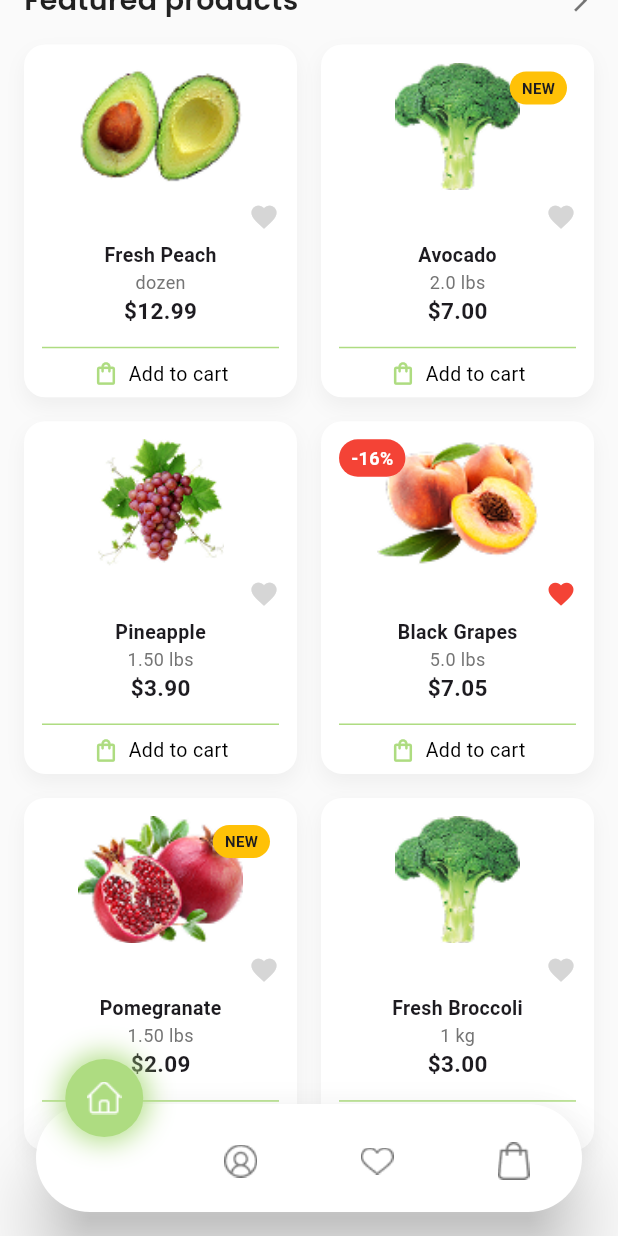
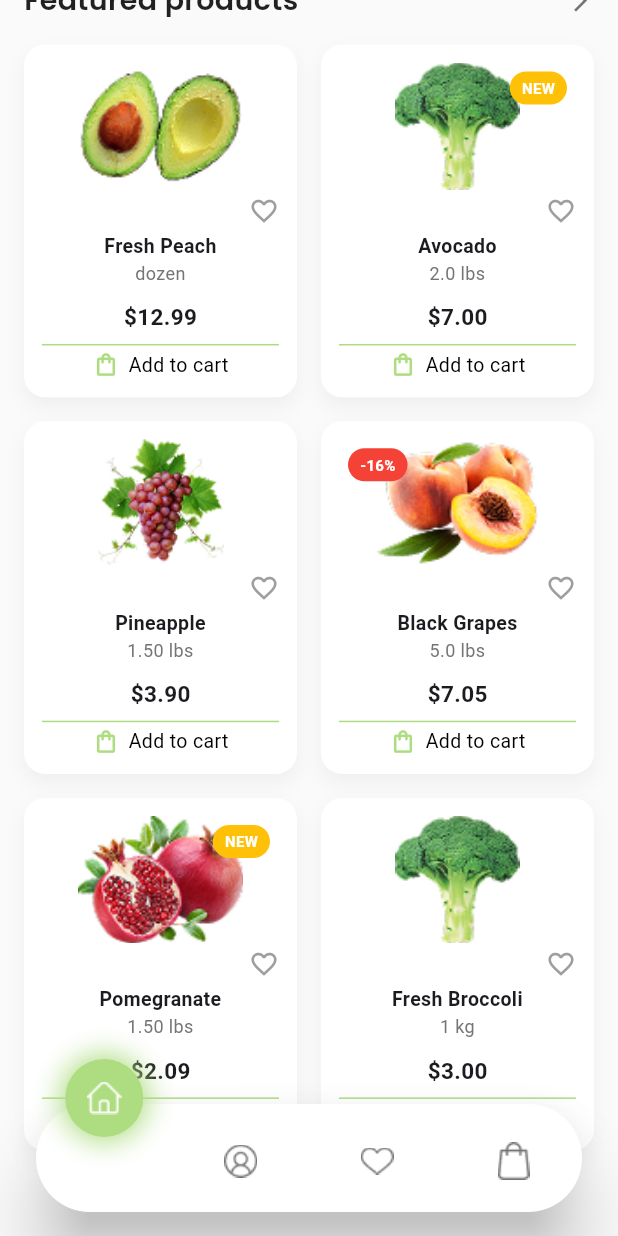
Before and after one commit to HaseebAhmed08/big_cart_app, a Flutter app: the BottomBar screen opened by its route, scrolled down 576 dp, on a phone screen of 412 x 824 dp. Run offline on Flutter 3.47's test engine with Material 3 defaults, Android fonts, the phone set to English and light mode, and no system bars.

Commit message:
added the fvrt fiunctionality

```diff
--- /dev/null
+++ b/lib/viewmodels/bottom_bar/add_tocart.dart
@@ -0,0 +1,8 @@
+import 'package:flutter/material.dart';
+
+class AddToCart extends ChangeNotifier {
+
+
+
+
+}
--- a/lib/viewmodels/bottom_bar/home_main_logic.dart
+++ b/lib/viewmodels/bottom_bar/home_main_logic.dart
@@ -1,5 +1,6 @@
 import 'package:cartapp/core/app_colors.dart';
 import 'package:cartapp/core/app_images.dart';
+import 'package:cartapp/views/home_screens/widgets/home_itemCard.dart';
 import 'package:flutter/material.dart';
 
 // 1. TextModel:
@@ -7,6 +8,99 @@ class HomeMainLogic extends ChangeNotifier {
   // Controller
   final TextEditingController _textController = TextEditingController();
   TextEditingController get textController => _textController;
+
+
+   final Map<String, bool> _favorites = {};
+
+  bool isFavorite(String id) {
+    return _favorites[id] ?? false;
+  }
+
+// var favorites = false;
+  void toggleFavorite(String id) {
+    _favorites[id] = !(_favorites[id] ?? false);
+    notifyListeners();
+  }
+
+
+  List<Map<String, dynamic>> get favoriteProducts {
+    return [
+      {"id": "p1", "imageUrl": AppImages.aocado, "title": "Fresh Peach", "subtitle": "dozen", "price": 12.99, "isNew": false, "badge": null, "discount": null},
+      {"id": "p2", "imageUrl": AppImages.broccoli, "title": "Avocado", "subtitle": "2.0 lbs", "price": 7.00, "isNew": true, "badge": null, "discount": null},
+      {"id": "p3", "imageUrl": AppImages.grapes, "title": "Pineapple", "subtitle": "1.50 lbs", "price": 3.90, "isNew": false, "badge": null, "discount": null},
+      {"id": "p4", "imageUrl": AppImages.peach, "title": "Black Grapes", "subtitle": "5.0 lbs", "price": 7.05, "isNew": false, "badge": null, "discount": "-16%"},
+      {"id": "p5", "imageUrl": "assets/images/pomegranate.png", "title": "Pomegranate", "subtitle": "1.50 lbs", "price": 2.09, "isNew": true, "badge": null, "discount": null},
+      {"id": "p6", "imageUrl": AppImages.broccoli, "title": "Fresh Broccoli", "subtitle": "1 kg", "price": 3.00, "isNew": false, "badge": null, "discount": null},
+    ].where((p) => _favorites[p['id']] ?? false).toList();
+  }
+
+final List<ProductCard> products = [
+  ProductCard(
+    id: 'p1',
+    imageUrl: AppImages.aocado,
+    title: 'Fresh Peach',
+    subtitle: 'dozen',
+    price: 12.99,
+    isNew: false,
+    badge: null,
+    discount: null,
+  ),
+  ProductCard(
+    id: 'p2',
+    imageUrl: AppImages.broccoli,
+    title: 'Avocado',
+    subtitle: '2.0 lbs',
+    price: 7.00,
+    isNew: true,
+    badge: null,
+    discount: null,
+  ),
+  ProductCard(
+    id: 'p3',
+    imageUrl: AppImages.grapes,
+    title: 'Pineapple',
+    subtitle: '1.50 lbs',
+    price: 3.90,
+    isNew: false,
+    badge: null,
+    discount: null,
+  ),
+  ProductCard(
+    id: 'p4',
+    imageUrl: AppImages.peach,
+    title: 'Black Grapes',
+    subtitle: '5.0 lbs',
+    price: 7.05,
+    isNew: false,
+    badge: null,
+    discount: '-16%',
+  ),
+  ProductCard(
+    id: 'p5',
+    imageUrl: 'assets/images/pomegranate.png',
+    title: 'Pomegranate',
+    subtitle: '1.50 lbs',
+    price: 2.09,
+    isNew: true,
+    badge: null,
+    discount: null,
+  ),
+  ProductCard(
+    id: 'p6',
+    imageUrl: AppImages.broccoli,
+    title: 'Fresh Broccoli',
+    subtitle: '1 kg',
+    price: 3.00,
+    isNew: false,
+    badge: null,
+    discount: null,
+  ),
+];
+
+
+
+
+
 
   // Example images for demo (replace with your assets)
 
@@ -36,10 +130,17 @@ class HomeMainLogic extends ChangeNotifier {
     'Household',
   ];
 
+
+
   // 3. Controller को dispose करने के लिए (ज़रूरी)
   @override
   void dispose() {
     _textController.dispose();
     super.dispose();
   }
+
+
+
+
+
 }
--- /dev/null
+++ b/lib/views/home_screens/add_tocart.dart
@@ -0,0 +1,17 @@
+import 'package:flutter/material.dart';
+
+class AddTocart extends StatelessWidget {
+  const AddTocart({super.key});
+
+  @override
+  Widget build(BuildContext context) {
+    return Scaffold(
+      appBar: AppBar(
+        title: const Text('Add to Cart'),
+      ),
+      body: const Center(
+        child: Text('Add to Cart Screen'),
+      ),
+    );
+  }
+}
--- a/lib/views/home_screens/bottom_bar.dart
+++ b/lib/views/home_screens/bottom_bar.dart
@@ -2,6 +2,7 @@
 // home_main.dart (Refined)
 import 'package:cartapp/core/app_colors.dart';
 import 'package:cartapp/viewmodels/bottom_bar/bottom_bar_logic.dart';
+import 'package:cartapp/views/home_screens/favourite.dart';
 import 'package:cartapp/views/home_screens/home.dart';
 import 'package:flutter/material.dart';
 import 'package:provider/provider.dart';
@@ -31,8 +32,7 @@ class BottomBar extends StatelessWidget {
         children: const [
           HomeScreen(),
           Center(child: Text("Profile Screen", style: TextStyle(fontSize: 20))),
-          Center(child: Text("Favourite Screen", style: TextStyle(fontSize: 20))),
-          Center(child: Text("Cart Screen", style: TextStyle(fontSize: 20))),
+          Favorite(),
         ],
       ),
 
--- /dev/null
+++ b/lib/views/home_screens/favourite.dart
@@ -0,0 +1,48 @@
+import 'package:cartapp/viewmodels/bottom_bar/home_main_logic.dart';
+import 'package:cartapp/views/home_screens/widgets/home_itemCard.dart';
+import 'package:flutter/material.dart';
+import 'package:provider/provider.dart';
+
+class Favorite extends StatelessWidget {
+  const Favorite({super.key});
+
+  @override
+  Widget build(BuildContext context) {
+    return Scaffold(
+      appBar: AppBar(
+        title: const Text('Favorites'),
+      ),
+      body: Consumer<HomeMainLogic>(
+        builder: (context, logic, child) {
+          final favProducts = logic.favoriteProducts;
+
+          if (favProducts.isEmpty) {
+            return const Center(child: Text('No favorites yet!'));
+          }
+
+          return GridView.builder(
+            padding: const EdgeInsets.all(12),
+            gridDelegate: const SliverGridDelegateWithFixedCrossAxisCount(
+              crossAxisCount: 2,
+              mainAxisSpacing: 12,
+              crossAxisSpacing: 12,
+              childAspectRatio: 0.65,
+            ),
+            itemCount: favProducts.length,
+            itemBuilder: (context, index) {
+              final product = favProducts[index];
+              return ProductCard(
+                id: product['id'],
+                title: product['title'],
+                subtitle: product['subtitle'],
+                price: product['price'],
+                imageUrl: product['imageUrl'],
+                isNew: false,
+              );
+            },
+          );
+        },
+      ),
+    );
+  }
+}
--- a/lib/views/home_screens/home.dart
+++ b/lib/views/home_screens/home.dart
@@ -97,74 +97,107 @@ class HomeScreen extends StatelessWidget {
                 _buildSectionTitle('Featured products',(){Navigator.pushNamed(context, '/featured_products');}),
                 const SizedBox(height: 16),
 
-                // Grid of Products
-                GridView.count(
-  shrinkWrap: true,
-  physics: const NeverScrollableScrollPhysics(),
+  //               // Grid of Products
+  //               GridView.count(
+  // shrinkWrap: true,
+  // physics: const NeverScrollableScrollPhysics(),
+  // crossAxisCount: 2,
+  // mainAxisSpacing: 16,
+  // crossAxisSpacing: 16,
+  // childAspectRatio: 0.774, // width / height — tweak as needed
+  // children: [
+
+  //                   ProductCard(
+  //                     imageUrl: AppImages.aocado,
+  //                     badge: null,
+  //                     isNew: false,
+  //                     title: 'Fresh Peach',
+  //                     subtitle: 'dozen',
+  //                     price: 12.99,
+  //                     discount: null,
+  //                   ),
+  //                   ProductCard(
+  //                     imageUrl: AppImages.broccoli,
+  //                     badge: null,
+  //                     isNew: true,
+  //                     title: 'Avocado',
+  //                     subtitle: '2.0 lbs',
+  //                     price: 7.00,
+  //                     discount: null,
+  //                   ),
+  //                   ProductCard(
+  //                     imageUrl: AppImages.grapes,
+  //                     badge: null,
+  //                     isNew: false,
+  //                     title: 'Pineapple',
+  //                     subtitle: '1.50 lbs',
+  //                     price: 3.90,
+  //                     discount: null,
+  //                   ),
+  //                   ProductCard(
+  //                     imageUrl: AppImages.peach,
+  //                     badge: null,
+  //                     isNew: false,
+  //                     title: 'Black Grapes',
+  //                     subtitle: '5.0 lbs',
+  //                     price: 7.05,
+  //                     discount: '-16%',
+  //                   ),
+  //                   ProductCard(
+  //                     imageUrl: 'assets/images/pomegranate.png',
+  //                     badge: null,
+  //                     isNew: true,
+  //                     title: 'Pomegranate',
+  //                     subtitle: '1.50 lbs',
+  //                     price: 2.09,
+  //                     discount: null,
+  //                   ),
+  //                   ProductCard(
+  //                     imageUrl: AppImages.broccoli,
+  //                     badge: null,
+  //                     isNew: false,
+  //                     title: 'Fresh Broccoli',
+  //                     subtitle: '1 kg',
+  //                     price: 3.00,
+  //                     discount: null,
+  //                   ),
+  //                 ],
+  //               ),
+
+
+Consumer<HomeMainLogic>(
+  builder: (context, logic, child) {
+    return GridView.builder(
+      shrinkWrap: true,
+      physics: const NeverScrollableScrollPhysics(),
+      itemCount: logic.products.length,
+      gridDelegate: const SliverGridDelegateWithFixedCrossAxisCount(
+        // crossAxisCount: 2,
+  // physics: const NeverScrollableScrollPhysics(),
   crossAxisCount: 2,
   mainAxisSpacing: 16,
   crossAxisSpacing: 16,
   childAspectRatio: 0.774, // width / height — tweak as needed
-  children: [
+      ),
+      itemBuilder: (context, index) {
+        final product = logic.products[index];
 
-                    ProductCard(
-                      imageUrl: AppImages.aocado,
-                      badge: null,
-                      isNew: false,
-                      title: 'Fresh Peach',
-                      subtitle: 'dozen',
-                      price: 12.99,
-                      discount: null,
-                    ),
-                    ProductCard(
-                      imageUrl: AppImages.broccoli,
-                      badge: null,
-                      isNew: true,
-                      title: 'Avocado',
-                      subtitle: '2.0 lbs',
-                      price: 7.00,
-                      discount: null,
-                    ),
-                    ProductCard(
-                      imageUrl: AppImages.grapes,
-                      badge: null,
-                      isNew: false,
-                      title: 'Pineapple',
-                      subtitle: '1.50 lbs',
-                      price: 3.90,
-                      discount: null,
-                    ),
-                    ProductCard(
-                      imageUrl: AppImages.peach,
-                      badge: null,
-                      isNew: false,
-                      title: 'Black Grapes',
-                      subtitle: '5.0 lbs',
-                      price: 7.05,
-                      discount: '-16%',
-                    ),
-                    ProductCard(
-                      imageUrl: 'assets/images/pomegranate.png',
-                      badge: null,
-                      isNew: true,
-                      title: 'Pomegranate',
-                      subtitle: '1.50 lbs',
-                      price: 2.09,
-                      discount: null,
-                    ),
-                    ProductCard(
-                      imageUrl: AppImages.broccoli,
-                      badge: null,
-                      isNew: false,
-                      title: 'Fresh Broccoli',
-                      subtitle: '1 kg',
-                      price: 3.00,
-                      discount: null,
-                    ),
-                  ],
-                ),
+        return ProductCard(
+          id: product.id,
+          imageUrl: product.imageUrl,
+          badge: product.badge,
+          isNew: product.isNew,
+          title: product.title,
+          subtitle: product.subtitle,
+          price: product.price,
+          discount: product.discount,
+        );
+      },
+    );
+  },
+),
 
-                const SizedBox(height: 40),
+                const SizedBox(height: 20),
               ],
             ),
           ),
--- a/lib/views/home_screens/widgets/home_itemCard.dart
+++ b/lib/views/home_screens/widgets/home_itemCard.dart
@@ -1,8 +1,11 @@
 import 'package:cartapp/core/app_colors.dart';
+import 'package:cartapp/viewmodels/bottom_bar/home_main_logic.dart';
 import 'package:flutter/material.dart';
+import 'package:provider/provider.dart';
 
 class ProductCard extends StatelessWidget {
-  final String imageUrl; // only assets path
+  final String? id;
+  final String imageUrl;
   final String? badge;
   final bool isNew;
   final String title;
@@ -19,6 +22,7 @@ class ProductCard extends StatelessWidget {
     required this.subtitle,
     required this.price,
     this.discount,
+    this.id,
   });
 
   @override
@@ -27,12 +31,7 @@ class ProductCard extends StatelessWidget {
       onTap: () {
         Navigator.pushNamed(context, '/product_details');
       },
-      child: LayoutBuilder(
-        builder: (context, constraints) {
-          final double cellWidth = constraints.maxWidth;
-
-          return Container(
-            margin: const EdgeInsets.all(0),
+      child: Container(
         padding: const EdgeInsets.all(12),
         decoration: BoxDecoration(
           color: Colors.white,
@@ -46,10 +45,9 @@ class ProductCard extends StatelessWidget {
           ],
         ),
         child: Column(
-              mainAxisSize: MainAxisSize.max,
           crossAxisAlignment: CrossAxisAlignment.center,
           children: [
-                // IMAGE + BADGES
+            /// IMAGE + BADGES
             SizedBox(
               height: 85,
               child: Stack(
@@ -57,127 +55,154 @@ class ProductCard extends StatelessWidget {
                   Center(
                     child: ClipRRect(
                       borderRadius: BorderRadius.circular(12),
-                          child: SizedBox(
+                      child: Image.asset(
+                        imageUrl,
                         width: 130,
                         height: 85,
-                            child: Image.asset(
-                              imageUrl,
                         fit: BoxFit.contain,
-                              errorBuilder: (context, error, stackTrace) {
-                                return Container(
-                                  color: Colors.grey[200],
-                                  child: const Center(child: Icon(Icons.image_not_supported)),
-                                );
-                              },
-                            ),
                       ),
                     ),
                   ),
 
-                      // Discount Badge (TOP LEFT)
+                  /// DISCOUNT
                   if (discount != null)
                     Positioned(
-
-                          child: Container(
-                            padding: const EdgeInsets.symmetric(horizontal: 8, vertical: 4),
-                            decoration: BoxDecoration(
-                              color: Colors.red,
-                              borderRadius: BorderRadius.circular(16),
-                            ),
-                            child: Text(
-                              discount!,
-                              style: const TextStyle(
-                                  color: Colors.white, fontWeight: FontWeight.bold, fontSize: 12),
-                            ),
-                          ),
+                      top: 6,
+                      left: 6,
+                      child: _badge(discount!, Colors.red),
                     ),
 
-                      // Custom Badge
+                  /// CUSTOM BADGE
                   if (badge != null)
                     Positioned(
                       top: 6,
-                          left: 6 + (discount != null ? 50 : 0), // avoid overlap
-                          child: Container(
-                            padding: const EdgeInsets.symmetric(horizontal: 8, vertical: 4),
-                            decoration: BoxDecoration(
-                              color: const Color(0xFF6B4EFF),
-                              borderRadius: BorderRadius.circular(16),
-                            ),
-                            child: Text(
-                              badge!,
-                              style: const TextStyle(
-                                  color: Colors.white, fontSize: 10, fontWeight: FontWeight.bold),
-                            ),
-                          ),
+                      left: discount != null ? 56 : 6,
+                      child: _badge(badge!, const Color(0xFF6B4EFF)),
                     ),
 
-                      // NEW Badge (TOP RIGHT)
+                  /// NEW BADGE
                   if (isNew)
                     Positioned(
                       top: 6,
                       right: 6,
-                          child: Container(
-                            padding: const EdgeInsets.symmetric(horizontal: 8, vertical: 4),
-                            decoration: BoxDecoration(
-                              color: Colors.amber,
-                              borderRadius: BorderRadius.circular(16),
-                            ),
-                            child: const Text('NEW',
-                                style: TextStyle(fontSize: 10, fontWeight: FontWeight.bold)),
-                          ),
+                      child: _badge('NEW', Colors.amber),
                     ),
                 ],
               ),
             ),
 
-                const SizedBox(height: 8),
+            const SizedBox(height: 4),
 
-                // Favorite icon
+            /// FAVORITE ICON (NO IconButton → NO OVERFLOW)
+
               Align(
   alignment: Alignment.centerRight,
-                  child:
-                      Icon(Icons.favorite, color: discount != null ? Colors.red : Colors.grey[350], size: 20),
+  child: Consumer<HomeMainLogic>(
+    builder: (context, logic, child) {
+      final isFavorite = logic.isFavorite(id ?? '');
+
+      return GestureDetector(
+        onTap: () {
+          if (id != null) logic.toggleFavorite(id!);
+        },
+        child: Icon(
+          isFavorite ? Icons.favorite : Icons.favorite_border,
+          size: 20,
+          color: isFavorite ? Colors.red : Colors.grey,
+        ),
+      );
+    },
+  ),
 ),
 
-                const SizedBox(height: 6),
 
-                // Title + Subtitle
-                Text(title,
-                    style: const TextStyle(fontSize: 13, fontWeight: FontWeight.w600),
+
+
+            const SizedBox(height: 4),
+
+            /// TITLE
+            Text(
+              title,
+              style: const TextStyle(
+                fontSize: 13,
+                fontWeight: FontWeight.w600,
+              ),
               maxLines: 1,
-                    overflow: TextOverflow.ellipsis),
-                Text(subtitle,
-                    style: TextStyle(fontSize: 12, color: Colors.grey[600]),
+              overflow: TextOverflow.ellipsis,
+              textAlign: TextAlign.center,
+            ),
+
+            /// SUBTITLE
+            Text(
+              subtitle,
+              style: TextStyle(
+                fontSize: 12,
+                color: Colors.grey[600],
+              ),
               maxLines: 1,
-                    overflow: TextOverflow.ellipsis),
+              overflow: TextOverflow.ellipsis,
+              textAlign: TextAlign.center,
+            ),
 
             const Spacer(),
 
-                // Price
-                Text('\$${price.toStringAsFixed(2)}',
-                    style: const TextStyle(fontSize: 15, fontWeight: FontWeight.bold)),
+            /// PRICE
+            Text(
+              '\$${price.toStringAsFixed(2)}',
+              style: const TextStyle(
+                fontSize: 15,
+                fontWeight: FontWeight.bold,
+              ),
+            ),
 
-                const SizedBox(height: 6),
+            const SizedBox(height: 4),
+
             Divider(
+              height: 8,
+              thickness: 1,
               color: AppColors.primary,
             ),
-                // Add to cart row
+
+            /// ADD TO CART
             Row(
               mainAxisAlignment: MainAxisAlignment.center,
               children: [
-
-                    Icon(Icons.shopping_bag_outlined, size: 18, color:AppColors.primary),
+                Icon(
+                  Icons.shopping_bag_outlined,
+                  size: 18,
+                  color: AppColors.primary,
+                ),
                 const SizedBox(width: 6),
                 Text(
                   'Add to cart',
-                      style: TextStyle(fontSize: 13, color: AppColors.black),
+                  style: TextStyle(
+                    fontSize: 13,
+                    color: AppColors.black,
+                  ),
                 ),
               ],
             ),
           ],
         ),
+      ),
     );
-        },
+  }
+
+  /// BADGE WIDGET
+  Widget _badge(String text, Color color) {
+    return Container(
+      padding: const EdgeInsets.symmetric(horizontal: 8, vertical: 4),
+      decoration: BoxDecoration(
+        color: color,
+        borderRadius: BorderRadius.circular(16),
+      ),
+      child: Text(
+        text,
+        style: const TextStyle(
+          fontSize: 10,
+          fontWeight: FontWeight.bold,
+          color: Colors.white,
+        ),
       ),
     );
   }
--- a/pubspec.yaml
+++ b/pubspec.yaml
@@ -15,6 +15,7 @@ dependencies:
   cached_network_image: ^3.3.1
   provider: ^6.1.1
   motion_tab_bar: ^2.0.4
+  flutter_slidable: ^4.0.3
 
 dev_dependencies:
   flutter_test:
```
Also changed, not shown: pubspec.lock. Lines whose indentation alone changed are shown as unchanged.
